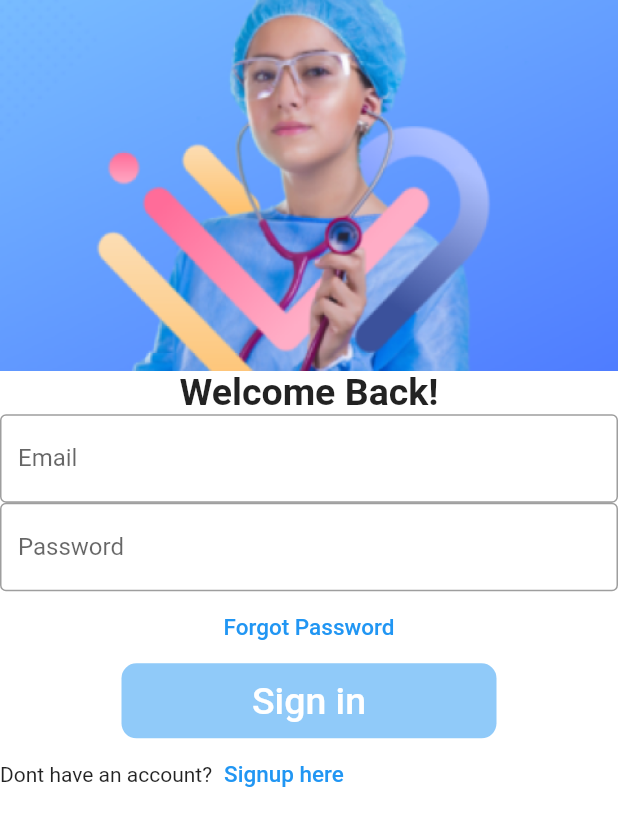
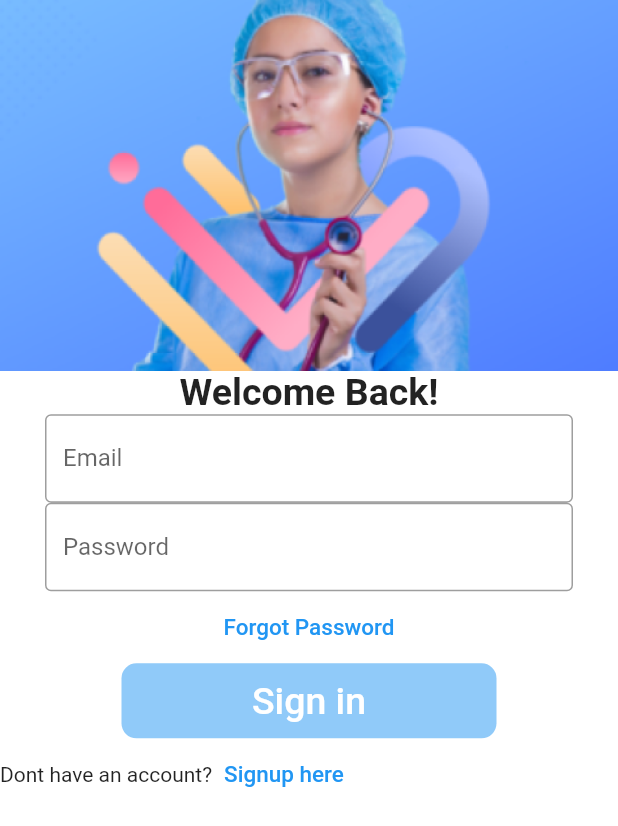
Before and after one commit to ronealdenila/davnor-medicare, a Flutter app: the screen it shows after launch, on a phone screen of 412 x 824 dp. Shown: the top 826 px of the screen. Run offline on Flutter 3.47's test engine with Material 2 defaults, Android fonts, the phone set to English and light mode, and no system bars.

Commit message:
auth padding update

```diff
--- a/lib/main.dart
+++ b/lib/main.dart
@@ -53,26 +53,39 @@ class _AuthenticationState extends State<Authentication> {
             style: TextStyle(
                 fontWeight: FontWeight.bold, fontSize: kIsWeb ? 40 : 25),
           ),
-          TextField(
+          Padding(
+            padding: EdgeInsets.symmetric(horizontal: 30),
+            child: TextField(
               decoration: InputDecoration(
                   border: OutlineInputBorder(),
                   labelText: 'Email',
                   hintText: 'Enter valid email id as abc@gmail.com'),
             ),
-          TextField(
+          ),
+          Padding(
+            padding: EdgeInsets.symmetric(horizontal: 30),
+            child: TextField(
               obscureText: true,
               decoration: InputDecoration(
                   border: OutlineInputBorder(),
                   labelText: 'Password',
                   hintText: 'Enter secure password'),
             ),
-          TextButton(
+          ),
+          Padding(
+            padding: EdgeInsets.symmetric(horizontal: 30),
+            child: TextButton(
               onPressed: () {
                 //TODO FORGOT PASSWORD SCREEN GOES HERE
               },
               child: Text(
                 'Forgot Password',
-              style: TextStyle(color: Colors.blue, fontSize: 15),
+                textAlign: TextAlign.right,
+                style: TextStyle(
+                  color: Colors.blue,
+                  fontSize: 15,
+                ),
+              ),
             ),
           ),
           Container(
```
Lines whose indentation alone changed are shown as unchanged.
